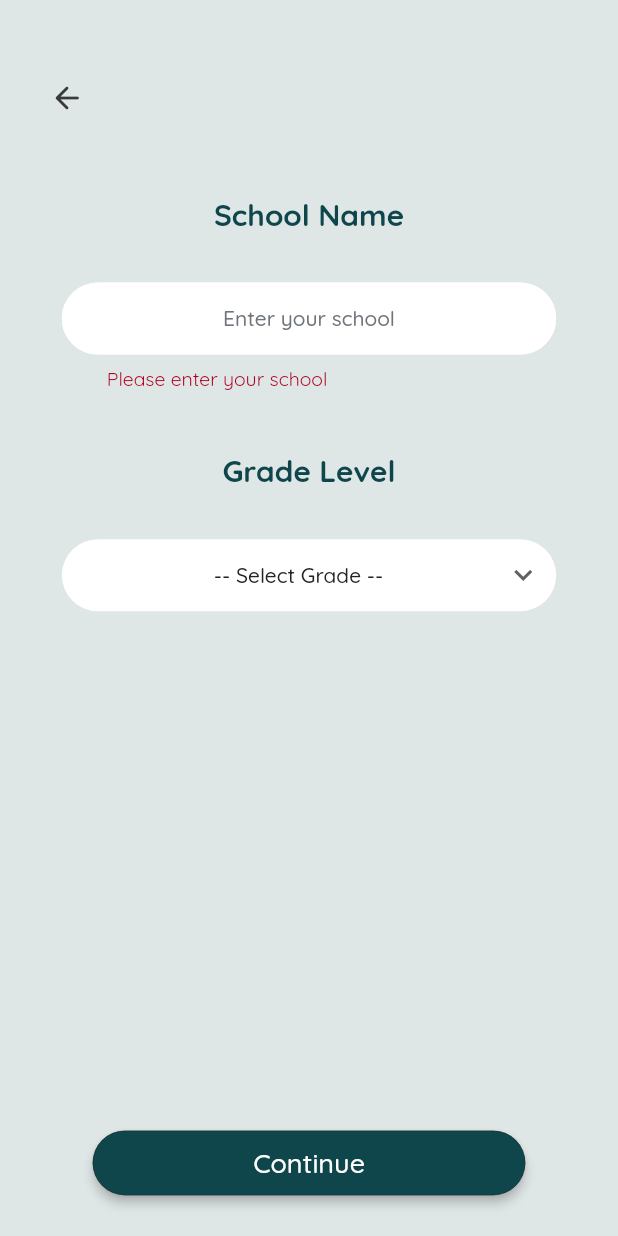
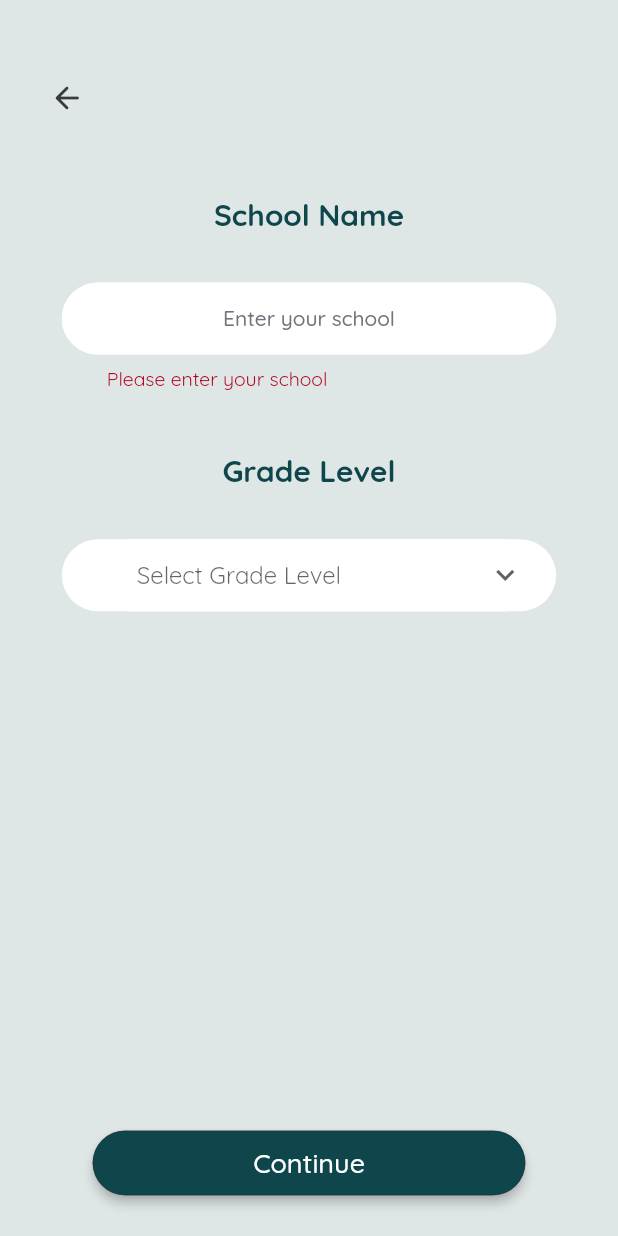
Before and after one commit to Helpozzy/Helpozzy, a Flutter app: the SchoolAndGradeScreen screen opened directly with empty values, after a tap on "Continue", on a phone screen of 412 x 824 dp. Run offline on Flutter 3.47's test engine with Material 2 defaults, Android fonts, the phone set to English and light mode, and no system bars; our stand-ins replace bloc, cached_network_image, cloud_firestore, country_code_picker, email_validator, equatable and 11 more; missing offline and left inert: external_app_launcher; accounts and stored records are empty.

Commit message:
Latest code.

```diff
--- a/lib/app.dart
+++ b/lib/app.dart
@@ -6,8 +6,8 @@ import 'package:helpozzy/screens/user/home/home.dart';
 import 'package:helpozzy/screens/intro/intro.dart';
 import 'package:helpozzy/screens/user/auth/login/login.dart';
 import 'package:helpozzy/screens/user/auth/signup/user_selection.dart';
-import 'package:helpozzy/splash/splash.dart';
 import 'package:helpozzy/utils/constants.dart';
+import 'screens/splash/splash.dart';
 import 'screens/user/rewards/rewards.dart';
 
 class HelpozzyApp extends MaterialApp {
--- a/lib/firebase_repository/repository.dart
+++ b/lib/firebase_repository/repository.dart
@@ -31,6 +31,8 @@ class Repository {
   Future<UserModel> userInfoRepo(String uId) =>
       apiProvider.userInfoAPIProvider(uId);
 
+  Future<Users> usersRepo(String uId) => apiProvider.usersAPIProvider(uId);
+
   //Admin Repo
   Future<AdminTypes> getAdminCategoriesRepo() =>
       apiProvider.getAdminCategoriesAPIProvider();
--- a/lib/screens/user/auth/signup/phone_with_parent_guardian_number.dart
+++ b/lib/screens/user/auth/signup/phone_with_parent_guardian_number.dart
@@ -185,6 +185,8 @@ class _PhoneWithParentGuardianNumberState
       child: DropdownButtonFormField<String>(
           icon: Icon(Icons.expand_more_outlined),
           isExpanded: true,
+          decoration: inputRoundedDecoration(
+              getHint: SELECT_RELATION_HINT, isDropDown: true),
           onChanged: (String? newValue) {
             setState(() {
               _relationController.text = newValue!;
--- a/lib/screens/user/auth/signup/school_and_grade_screen.dart
+++ b/lib/screens/user/auth/signup/school_and_grade_screen.dart
@@ -4,7 +4,6 @@ import 'package:helpozzy/models/signup_model.dart';
 import 'package:helpozzy/screens/user/auth/signup/password_set_screen.dart';
 import 'package:helpozzy/utils/constants.dart';
 import 'package:helpozzy/widget/common_widget.dart';
-import 'package:helpozzy/widget/platform_alert_dialog.dart';
 
 class SchoolAndGradeScreen extends StatefulWidget {
   SchoolAndGradeScreen({required this.signUpModel});
@@ -16,9 +15,8 @@ class SchoolAndGradeScreen extends StatefulWidget {
 
 class _SchoolAndGradeScreenState extends State<SchoolAndGradeScreen> {
   final TextEditingController _schoolController = TextEditingController();
-  final GlobalKey<State> _dialogKey = GlobalKey<State>();
+  final TextEditingController _gradeLevelController = TextEditingController();
   static final _formKey = GlobalKey<FormState>();
-  String dropdownValue = SELECT_GRADE_HINT;
   late ThemeData _theme;
 
   @override
@@ -65,9 +63,8 @@ class _SchoolAndGradeScreenState extends State<SchoolAndGradeScreen> {
                   Map<String, dynamic> json;
                   json = widget.signUpModel.toJson();
                   json['school_name'] = _schoolController.text;
-                  json['grade_level'] = dropdownValue;
+                  json['grade_level'] = _gradeLevelController.text;
                   if (_formKey.currentState!.validate()) {
-                    if (dropdownValue != SELECT_GRADE_HINT) {
                     Navigator.push(
                       context,
                       MaterialPageRoute(
@@ -76,14 +73,6 @@ class _SchoolAndGradeScreenState extends State<SchoolAndGradeScreen> {
                         ),
                       ),
                     );
-                    } else {
-                      PlatformAlertDialog().show(
-                        context,
-                        _dialogKey,
-                        title: ALERT,
-                        content: 'Please select your grade',
-                      );
-                    }
                   }
                 },
               ),
@@ -101,16 +90,23 @@ class _SchoolAndGradeScreenState extends State<SchoolAndGradeScreen> {
         color: Colors.white,
         borderRadius: BorderRadius.all(Radius.circular(50.0)),
       ),
-      child: DropdownButton<String>(
-          value: dropdownValue,
+      child: DropdownButtonFormField<String>(
           hint: Text(SELECT_GRADE_HINT),
           icon: Icon(Icons.expand_more_outlined),
-          underline: SizedBox(),
+          decoration: inputRoundedDecoration(
+              getHint: SELECT_RELATION_HINT, isDropDown: true),
           isExpanded: true,
           onChanged: (String? newValue) {
             setState(() {
-              dropdownValue = newValue!;
+              _gradeLevelController.text = newValue!;
             });
+          },
+          validator: (val) {
+            if (_gradeLevelController.text.isNotEmpty &&
+                _gradeLevelController.text == SELECT_RELATION_HINT) {
+              return 'Select grade level';
+            }
+            return null;
           },
           items: gradeLevels.map<DropdownMenuItem<String>>((String value) {
             return DropdownMenuItem<String>(
--- a/lib/screens/user/auth/signup/user_selection.dart
+++ b/lib/screens/user/auth/signup/user_selection.dart
@@ -98,7 +98,8 @@ class _UserSelectionState extends State<UserSelection> {
           horizontal: MediaQuery.of(context).size.width * 0.1),
       padding: EdgeInsets.only(left: 20, right: 10),
       child: DropdownButtonFormField<String>(
-          decoration: inputRoundedDecoration(getHint: SELECT_TYPE_HINT),
+          decoration: inputRoundedDecoration(
+              getHint: SELECT_TYPE_HINT, isDropDown: true),
           icon: Icon(Icons.expand_more_outlined),
           validator: (val) {
             if (_typeController.text.isEmpty) {
--- a/lib/screens/user/rewards/tabs/accept_gift_screen.dart
+++ b/lib/screens/user/rewards/tabs/accept_gift_screen.dart
@@ -1,10 +1,10 @@
 import 'package:flutter/material.dart';
-import 'package:helpozzy/models/user_rewards_model.dart';
+import 'package:helpozzy/models/user_model.dart';
 import 'package:helpozzy/utils/constants.dart';
 
 class AcceptGiftScreen extends StatefulWidget {
   AcceptGiftScreen({required this.people});
-  final PeopleModel people;
+  final UserModel people;
   @override
   _AcceptGiftScreenState createState() => _AcceptGiftScreenState();
 }
--- a/lib/utils/constants.dart
+++ b/lib/utils/constants.dart
@@ -88,8 +88,8 @@ const PROJECT_DETAILS_SCREEN = 'project_details_screen';
 const REWARDS_SCREEN = 'rewards_screen';
 
 //Dropdown hint
-const SELECT_RELATION_HINT = '-- Select Relation --';
-const SELECT_GRADE_HINT = '-- Select Grade --';
+const SELECT_RELATION_HINT = 'Select Relation';
+const SELECT_GRADE_HINT = 'Select Grade Level';
 const SELECT_TYPE_HINT = 'Select Type';
 const SELECT_CATEGORY_HINT = 'Select Category';
 const FILTERS_HINT = 'Filters';
@@ -524,7 +524,6 @@ Map<String, dynamic> rewardsList = {
 List<Map<String, dynamic>> peoplesList = [
   {
     'image_url': '',
-    'fav': false,
     'rating': 4.7,
     'review_by_persons': 50,
     'address': 'Dublin, CA 94568',
@@ -534,7 +533,6 @@ List<Map<String, dynamic>> peoplesList = [
   },
   {
     'image_url': '',
-    'fav': true,
     'rating': 3,
     'review_by_persons': 20,
     'address': 'Sacrdmento, CA 94203',
@@ -544,7 +542,6 @@ List<Map<String, dynamic>> peoplesList = [
   },
   {
     'image_url': '',
-    'fav': false,
     'rating': 3.5,
     'review_by_persons': 32,
     'user_name': 'Smith Andda',
```
Also changed, not shown: lib/bloc/admin/admin_volunteer_bloc.dart (+21 -20 lines), lib/firebase_api_provider/api_provider.dart (+9 -0 lines), lib/models/user_model.dart (+15 -4 lines), lib/models/user_rewards_model.dart (deleted, +0 -32 lines), lib/screens/admin/members/members.dart (+13 -12 lines), lib/screens/splash/splash.dart (renamed from lib/splash/splash.dart, +2 -23 lines), lib/screens/user/rewards/tabs/my_rewards_tab.dart (+15 -5 lines), lib/widget/common_widget.dart (+6 -2 lines). Lines whose indentation alone changed are shown as unchanged.
